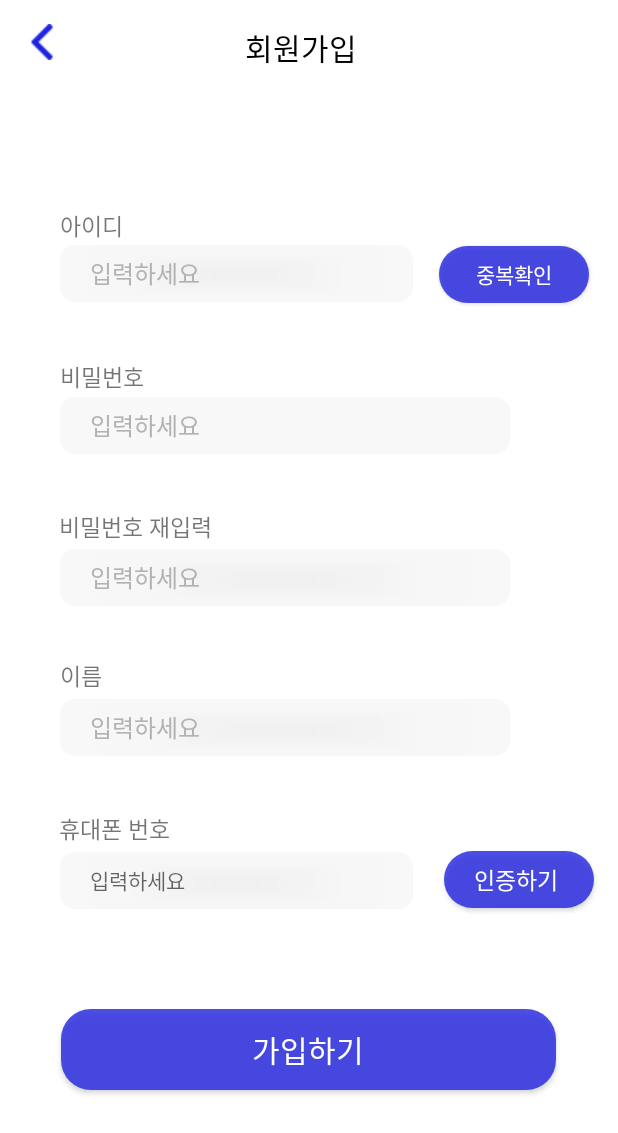
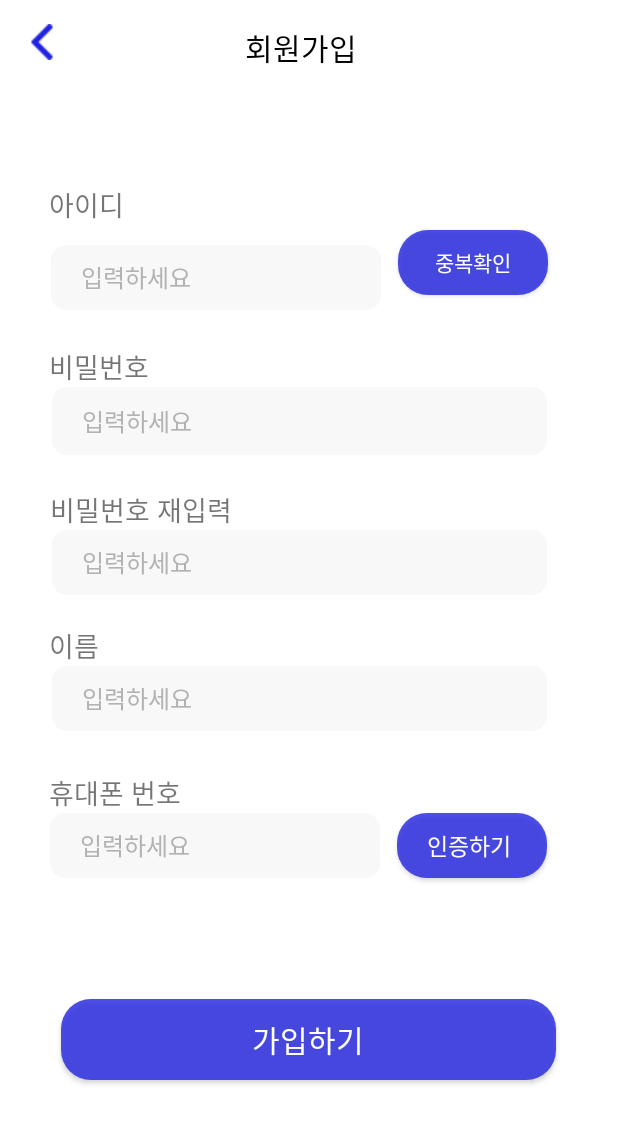
Before and after one commit to Jiwonmonkey/choandyoo, an Android app: the screen it shows after launch (RegisterActivity), after a tap on "회원가입", on a phone screen of 412 x 824 dp. Shown: the top 1133 px of the screen. Run offline under Robolectric (Android 15) with nearby library versions, the phone set to English and light mode, and no system bars; our stand-ins replace Room's generated code, navigation-ui.

Commit message:
jiwon commit 0208

```diff
--- a/app/src/main/java/com/example/myapplication_0125/MainActivity.kt
+++ b/app/src/main/java/com/example/myapplication_0125/MainActivity.kt
@@ -5,6 +5,9 @@ import androidx.appcompat.app.AppCompatActivity
 import android.os.Bundle
 import android.os.Handler
 import android.os.Looper
+import androidx.fragment.app.FragmentActivity
+import androidx.navigation.findNavController
+import androidx.navigation.ui.setupActionBarWithNavController
 
 class MainActivity : AppCompatActivity() {
     override fun onCreate(savedInstanceState: Bundle?) {
--- a/app/src/main/java/com/example/myapplication_0125/RegisterActivity.kt
+++ b/app/src/main/java/com/example/myapplication_0125/RegisterActivity.kt
@@ -2,10 +2,19 @@ package com.example.myapplication_0125
 
 import androidx.appcompat.app.AppCompatActivity
 import android.os.Bundle
+import android.text.TextUtils
 import android.view.MenuItem
+import android.widget.Toast
 import androidx.appcompat.widget.Toolbar
+import androidx.core.content.ContentProviderCompat.requireContext
+import androidx.lifecycle.ViewModelProvider
+import com.example.myapplication_0125.data.User
+import com.example.myapplication_0125.data.UserViewModel
+import kotlinx.android.synthetic.main.activity_register.*
 
 class RegisterActivity : AppCompatActivity() {
+
+    private lateinit var mUserViewModel: UserViewModel
     override fun onCreate(savedInstanceState: Bundle?) {
         super.onCreate(savedInstanceState)
         setContentView(R.layout.activity_register)
@@ -16,16 +25,48 @@ class RegisterActivity : AppCompatActivity() {
         supportActionBar!!.setDisplayHomeAsUpEnabled(true)
         supportActionBar!!.setHomeAsUpIndicator(R.drawable.short_left_arrow_16px)
 
+        mUserViewModel = ViewModelProvider(this).get(UserViewModel::class.java)
+
+        RegisterButton.setOnClickListener {
+            insertDataToDatabase()
+        }
+
     }
 
-    override fun onOptionsItemSelected(item: MenuItem): Boolean {
-        val id = item.itemId
-        when (id) {
-            android.R.id.home -> {
-                finish()
-                return true
-            }
+    private fun insertDataToDatabase() {
+
+        val email = addEmail.text.toString()
+        val pwd = addPwd.text.toString()
+        val name = addName.text.toString()
+        val phone = addPhone.text.toString()
+
+        if(inputCheck(email, pwd, name, phone)){
+
+            // Create User Object
+            val user = User(0, email, pwd, name, phone)
+
+            // Add Data to Database
+            mUserViewModel.addUser(user)
+
+            Toast.makeText(this@RegisterActivity, "Successfully added!", Toast.LENGTH_LONG).show()
+        }else {
+            Toast.makeText(this@RegisterActivity, "Please fill out add fields.", Toast.LENGTH_LONG).show()
         }
-        return super.onOptionsItemSelected(item)
+    }
+
+    private fun inputCheck(email: String, pwd: String, name: String, phone: String): Boolean {
+        return !(TextUtils.isEmpty(email) && TextUtils.isEmpty(pwd) && TextUtils.isEmpty(name) && TextUtils.isEmpty(phone))
     }
 }
+
+//    override fun onOptionsItemSelected(item: MenuItem): Boolean {
+//        val id = item.itemId
+//        when (id) {
+//            android.R.id.home -> {
+//                finish()
+//                return true
+//            }
+//        }
+//        return super.onOptionsItemSelected(item)
+//    }
+//}
--- /dev/null
+++ b/app/src/main/java/com/example/myapplication_0125/data/User.kt
@@ -0,0 +1,14 @@
+package com.example.myapplication_0125.data
+
+import androidx.room.Entity
+import androidx.room.PrimaryKey
+
+
+@Entity(tableName = "user_table")
+data class User (
+        @PrimaryKey(autoGenerate = true) val id: Int,
+        val userId: String,
+        val userPwd: String,
+        val userName: String,
+        val userPhoneNumber: String,
+)
--- /dev/null
+++ b/app/src/main/java/com/example/myapplication_0125/data/UserDao.kt
@@ -0,0 +1,20 @@
+package com.example.myapplication_0125.data
+
+import androidx.lifecycle.LiveData
+import androidx.room.*
+
+@Dao
+interface UserDao {
+
+    @Insert
+    fun addUser(user: User)
+
+    @Update
+    fun updateUser(user: User)
+
+    @Delete
+    fun deleteUser(user: User)
+
+    @Query("SELECT * FROM user_table ORDER BY id ASC")
+    fun getUserAll(): LiveData<List<User>>
+}
--- /dev/null
+++ b/app/src/main/java/com/example/myapplication_0125/data/UserDatabase.kt
@@ -0,0 +1,33 @@
+package com.example.myapplication_0125.data
+
+import android.content.Context
+import androidx.room.Database
+import androidx.room.Room
+import androidx.room.RoomDatabase
+
+@Database(entities = [User::class], version = 1, exportSchema = false)
+abstract class UserDatabase : RoomDatabase(){
+
+    abstract fun userDao(): UserDao
+
+    companion object{
+        /* @Volatile = 접근 가능한 변수의 값을 cache를 통해 사용하지 않고
+        * thread가 직접 main memory에 접근 하게 하여 동기화 함*/
+        @Volatile
+        private var instance: UserDatabase? = null
+
+        // 싱글톤으로 생성 (자주 생성 시 성능 손해). 이미 존재할 경우 생성하지 않고 바로 반환
+        fun getDatabase(context: Context): UserDatabase? {
+            if(instance == null){
+                synchronized(UserDatabase::class){
+                    instance = Room.databaseBuilder(
+                        context.applicationContext,
+                        UserDatabase::class.java,
+                        "user_database"
+                    ).build()
+                }
+            }
+            return instance
+        }
+    }
+}
--- /dev/null
+++ b/app/src/main/java/com/example/myapplication_0125/data/UserRepository.kt
@@ -0,0 +1,13 @@
+package com.example.myapplication_0125.data
+
+import androidx.lifecycle.LiveData
+
+// 앱에서 사용하는 데이터와 그 데이터 통신을 하는 역할
+class UserRepository(private val userDao: UserDao) {
+
+    val getUserAll: LiveData<List<User>> = userDao.getUserAll()
+
+    suspend fun addUser(user: User){
+        userDao.addUser(user)
+    }
+}
--- /dev/null
+++ b/app/src/main/java/com/example/myapplication_0125/data/UserViewModel.kt
@@ -0,0 +1,31 @@
+package com.example.myapplication_0125.data
+
+import android.app.Application
+import androidx.lifecycle.*
+import kotlinx.coroutines.Dispatchers
+import kotlinx.coroutines.launch
+
+class UserViewModel(application: Application): AndroidViewModel(application) {
+
+    val readAllData: LiveData<List<User>>
+    private val repository: UserRepository
+
+    init {
+        val userDao = UserDatabase.getDatabase(application)!!.userDao()
+        repository = UserRepository(userDao)
+        readAllData = repository.getUserAll
+    }
+
+    fun addUser(user: User){
+        viewModelScope.launch(Dispatchers.IO){
+            repository.addUser(user)
+        }
+    }
+
+    class Factory(val application: Application): ViewModelProvider.Factory {
+        override fun <T : ViewModel> create(modelClass: Class<T>): T {
+            return UserViewModel(application) as T
+        }
+    }
+
+}
--- a/app/src/main/res/layout/activity_login.xml
+++ b/app/src/main/res/layout/activity_login.xml
@@ -22,7 +22,7 @@
         app:layout_constraintTop_toTopOf="parent"
         app:layout_constraintVertical_bias="0.233" />
 
-    <androidx.appcompat.widget.AppCompatButton
+    <EditText
         android:id="@+id/editTextEmailAddress"
         android:layout_width="300dp"
         android:layout_height="52dp"
@@ -39,7 +39,7 @@
         app:layout_constraintTop_toTopOf="parent"
         app:layout_constraintVertical_bias="0.39" />
 
-    <androidx.appcompat.widget.AppCompatButton
+    <EditText
         android:id="@+id/editTextPassword"
         android:layout_width="300dp"
         android:layout_height="52dp"
--- a/app/src/main/res/layout/activity_main.xml
+++ b/app/src/main/res/layout/activity_main.xml
@@ -8,7 +8,8 @@
     tools:context=".MainActivity">
 
     <TextView
-        android:id="@+id/textView3"
+        android:id="@+id/fragment"
+        android:name="androidx.navigation.fragment.NavHostFragment"
         android:layout_width="210dp"
         android:layout_height="73dp"
         android:fontFamily="@font/saira_stencil_one"
--- a/app/src/main/res/layout/activity_register.xml
+++ b/app/src/main/res/layout/activity_register.xml
@@ -6,42 +6,6 @@
     android:layout_height="match_parent"
     android:background="#FFFFFF"
     tools:context=".RegisterActivity">
-
-    <androidx.appcompat.widget.AppCompatButton
-        android:id="@+id/editTextConfirmPassword"
-        android:layout_width="300dp"
-        android:layout_height="38dp"
-        android:layout_marginTop="8dp"
-        android:background="@drawable/rectangle_button"
-        android:gravity="center_vertical"
-        android:hint="입력하세요"
-        android:paddingLeft="20dp"
-        android:textColorHint="#B2B2B2"
-        android:textSize="16sp"
-        app:layout_constraintBottom_toBottomOf="parent"
-        app:layout_constraintEnd_toEndOf="parent"
-        app:layout_constraintHorizontal_bias="0.36"
-        app:layout_constraintStart_toStartOf="parent"
-        app:layout_constraintTop_toTopOf="parent"
-        app:layout_constraintVertical_bias="0.46" />
-
-    <androidx.appcompat.widget.AppCompatButton
-        android:id="@+id/editTextInputName"
-        android:layout_width="300dp"
-        android:layout_height="38dp"
-        android:layout_marginTop="8dp"
-        android:background="@drawable/rectangle_button"
-        android:gravity="center_vertical"
-        android:hint="입력하세요"
-        android:paddingLeft="20dp"
-        android:textColorHint="#B2B2B2"
-        android:textSize="16sp"
-        app:layout_constraintBottom_toBottomOf="parent"
-        app:layout_constraintEnd_toEndOf="parent"
-        app:layout_constraintHorizontal_bias="0.36"
-        app:layout_constraintStart_toStartOf="parent"
-        app:layout_constraintTop_toTopOf="parent"
-        app:layout_constraintVertical_bias="0.589" />
 
     <androidx.appcompat.widget.Toolbar
         android:id="@+id/back_login"
@@ -52,44 +16,159 @@
         app:layout_constraintStart_toStartOf="parent"
         app:layout_constraintTop_toTopOf="parent" />
 
+    <TextView
+        android:id="@+id/textViewId"
+        android:layout_width="wrap_content"
+        android:layout_height="wrap_content"
+        android:text="아이디"
+        android:textSize="18sp"
+        app:layout_constraintBottom_toBottomOf="parent"
+        app:layout_constraintEnd_toEndOf="parent"
+        app:layout_constraintHorizontal_bias="0.091"
+        app:layout_constraintStart_toStartOf="parent"
+        app:layout_constraintTop_toTopOf="parent"
+        app:layout_constraintVertical_bias="0.154" />
 
-    <androidx.appcompat.widget.AppCompatButton
-        android:id="@+id/editTextInputId"
-        android:layout_width="235dp"
-        android:layout_height="38dp"
+    <EditText
+        android:id="@+id/addEmail"
+        android:layout_width="220dp"
+        android:layout_height="43dp"
+        android:layout_marginStart="8dp"
         android:layout_marginTop="8dp"
+        android:inputType="textEmailAddress"
         android:background="@drawable/rectangle_button"
         android:gravity="center_vertical"
         android:hint="입력하세요"
         android:paddingLeft="20dp"
         android:textColorHint="#B2B2B2"
         android:textSize="16sp"
-        app:layout_constraintBottom_toBottomOf="parent"
+        app:layout_constraintBottom_toTopOf="@+id/addPwd"
         app:layout_constraintEnd_toEndOf="parent"
-        app:layout_constraintHorizontal_bias="0.227"
+        app:layout_constraintHorizontal_bias="0.142"
         app:layout_constraintStart_toStartOf="parent"
         app:layout_constraintTop_toTopOf="parent"
-        app:layout_constraintVertical_bias="0.2" />
+        app:layout_constraintVertical_bias="0.751" />
 
     <androidx.appcompat.widget.AppCompatButton
         android:id="@+id/ConfirmId"
         android:layout_width="100dp"
-        android:layout_height="38dp"
+        android:layout_height="43dp"
+        android:layout_marginStart="1dp"
         android:background="@drawable/rectangle_button_c91f22e1"
         android:hint="중복확인"
         android:textColorHint="#FFFFFF"
         app:layout_constraintBottom_toBottomOf="parent"
         app:layout_constraintEnd_toEndOf="parent"
-        app:layout_constraintHorizontal_bias="0.938"
+        app:layout_constraintHorizontal_bias="0.178"
+        app:layout_constraintStart_toEndOf="@+id/addEmail"
+        app:layout_constraintTop_toTopOf="parent"
+        app:layout_constraintVertical_bias="0.196" />
+
+    <TextView
+        android:id="@+id/textViewPassword"
+        android:layout_width="wrap_content"
+        android:layout_height="wrap_content"
+        android:text="비밀번호"
+        android:textSize="18sp"
+        app:layout_constraintBottom_toTopOf="@+id/addPwd"
+        app:layout_constraintEnd_toEndOf="parent"
+        app:layout_constraintHorizontal_bias="0.095"
         app:layout_constraintStart_toStartOf="parent"
         app:layout_constraintTop_toTopOf="parent"
-        app:layout_constraintVertical_bias="0.209" />
+        app:layout_constraintVertical_bias="1.0" />
 
+    <EditText
+        android:id="@+id/addPwd"
+        android:layout_width="330dp"
+        android:layout_height="45dp"
+        android:layout_marginStart="8dp"
+        android:layout_marginTop="8dp"
+        android:layout_marginEnd="8dp"
+        android:background="@drawable/rectangle_button"
+        android:gravity="center_vertical"
+        android:hint="입력하세요"
+        android:inputType="textPassword"
+        android:paddingLeft="20dp"
+        android:textColorHint="#B2B2B2"
+        android:textSize="16sp"
+        app:layout_constraintBottom_toTopOf="@+id/ConfirmPassword"
+        app:layout_constraintEnd_toEndOf="parent"
+        app:layout_constraintHorizontal_bias="0.4"
+        app:layout_constraintStart_toStartOf="parent"
+        app:layout_constraintTop_toTopOf="parent"
+        app:layout_constraintVertical_bias="0.834" />
+
+    <TextView
+        android:id="@+id/textViewName"
+        android:layout_width="wrap_content"
+        android:layout_height="wrap_content"
+        android:text="이름"
+        android:textSize="18sp"
+        app:layout_constraintBottom_toTopOf="@+id/addName"
+        app:layout_constraintEnd_toEndOf="parent"
+        app:layout_constraintHorizontal_bias="0.087"
+        app:layout_constraintStart_toStartOf="parent"
+        app:layout_constraintTop_toTopOf="parent"
+        app:layout_constraintVertical_bias="1.0" />
+
+    <EditText
+        android:id="@+id/addName"
+        android:layout_width="330dp"
+        android:layout_height="43dp"
+        android:layout_marginStart="8dp"
+        android:layout_marginTop="8dp"
+        android:layout_marginEnd="8dp"
+        android:background="@drawable/rectangle_button"
+        android:gravity="center_vertical"
+        android:inputType="textPersonName"
+        android:hint="입력하세요"
+        android:paddingLeft="20dp"
+        android:textColorHint="#B2B2B2"
+        android:textSize="16sp"
+        app:layout_constraintBottom_toBottomOf="parent"
+        app:layout_constraintEnd_toEndOf="parent"
+        app:layout_constraintHorizontal_bias="0.4"
+        app:layout_constraintStart_toStartOf="parent"
+        app:layout_constraintTop_toTopOf="parent"
+        app:layout_constraintVertical_bias="0.564" />
+
+    <TextView
+        android:id="@+id/textViewNumber"
+        android:layout_width="wrap_content"
+        android:layout_height="wrap_content"
+        android:text="휴대폰 번호"
+        android:textSize="18sp"
+        app:layout_constraintBottom_toTopOf="@+id/addPhone"
+        app:layout_constraintEnd_toEndOf="parent"
+        app:layout_constraintHorizontal_bias="0.101"
+        app:layout_constraintStart_toStartOf="parent"
+        app:layout_constraintTop_toTopOf="parent"
+        app:layout_constraintVertical_bias="1.0" />
+
+    <EditText
+        android:id="@+id/addPhone"
+        android:layout_width="220dp"
+        android:layout_height="43dp"
+        android:layout_marginStart="8dp"
+        android:layout_marginTop="8dp"
+        android:background="@drawable/rectangle_button"
+        android:gravity="center_vertical"
+        android:inputType="phone"
+        android:hint="입력하세요"
+        android:paddingLeft="20dp"
+        android:textColorHint="#B2B2B2"
+        android:textSize="16sp"
+        app:layout_constraintBottom_toBottomOf="parent"
+        app:layout_constraintEnd_toEndOf="parent"
+        app:layout_constraintHorizontal_bias="0.136"
+        app:layout_constraintStart_toStartOf="parent"
+        app:layout_constraintTop_toTopOf="parent"
+        app:layout_constraintVertical_bias="0.691" />
 
     <androidx.appcompat.widget.AppCompatButton
         android:id="@+id/ConfirmNumber"
         android:layout_width="100dp"
-        android:layout_height="38dp"
+        android:layout_height="43dp"
         android:background="@drawable/rectangle_button_c91f22e1"
         android:gravity="center_vertical"
         android:hint="인증하기"
@@ -100,45 +179,62 @@
         android:textSize="15sp"
         app:layout_constraintBottom_toBottomOf="parent"
         app:layout_constraintEnd_toEndOf="parent"
-        app:layout_constraintHorizontal_bias="0.948"
+        app:layout_constraintHorizontal_bias="0.189"
+        app:layout_constraintStart_toEndOf="@+id/addPhone"
+        app:layout_constraintTop_toTopOf="parent"
+        app:layout_constraintVertical_bias="0.694" />
+
+    <androidx.appcompat.widget.AppCompatButton
+        android:id="@+id/RegisterButton"
+        android:layout_width="330dp"
+        android:layout_height="54dp"
+        android:background="@drawable/rectangle_button_c91f22e1"
+        android:hint="가입하기"
+        android:textColorHint="#FFFFFF"
+        android:textSize="20sp"
+        app:layout_constraintBottom_toBottomOf="parent"
+        app:layout_constraintEnd_toEndOf="parent"
+        app:layout_constraintHorizontal_bias="0.493"
         app:layout_constraintStart_toStartOf="parent"
         app:layout_constraintTop_toTopOf="parent"
-        app:layout_constraintVertical_bias="0.722" />
+        app:layout_constraintVertical_bias="0.865" />
 
-    <androidx.appcompat.widget.AppCompatButton
-        android:id="@+id/editTextInputNumber"
-        android:layout_width="235dp"
-        android:layout_height="38dp"
+    <TextView
+        android:id="@+id/textViewConfirmPassword"
+        android:layout_width="wrap_content"
+        android:layout_height="wrap_content"
+        android:ems="10"
+        android:inputType="number"
+        android:text="비밀번호 재입력"
+        android:textColorHint="#B2B2B2"
+        android:textSize="18sp"
+        app:layout_constraintBottom_toTopOf="@+id/ConfirmPassword"
+        app:layout_constraintEnd_toEndOf="parent"
+        app:layout_constraintHorizontal_bias="0.169"
+        app:layout_constraintStart_toStartOf="parent"
+        app:layout_constraintTop_toTopOf="parent"
+        app:layout_constraintVertical_bias="1.0" />
+
+    <EditText
+        android:id="@+id/ConfirmPassword"
+        android:layout_width="330dp"
+        android:layout_height="43dp"
+        android:layout_marginStart="8dp"
         android:layout_marginTop="8dp"
+        android:layout_marginEnd="8dp"
         android:background="@drawable/rectangle_button"
         android:gravity="center_vertical"
+        android:inputType="textPassword"
         android:hint="입력하세요"
-        android:paddingLeft="20dp"
-        app:layout_constraintBottom_toBottomOf="parent"
-        app:layout_constraintEnd_toEndOf="parent"
-        app:layout_constraintHorizontal_bias="0.227"
-        app:layout_constraintStart_toStartOf="parent"
-        app:layout_constraintTop_toTopOf="parent"
-        app:layout_constraintVertical_bias="0.72" />
-
-    <EditText
-        android:id="@+id/editTextpwd"
-        android:layout_width="300dp"
-        android:layout_height="38dp"
-        android:layout_marginTop="8dp"
-        android:background="@drawable/rectangle_button"
-        android:gravity="center_vertical"
-        android:hint="입력하세요"
-        android:inputType="textPassword"
         android:paddingLeft="20dp"
         android:textColorHint="#B2B2B2"
         android:textSize="16sp"
-        app:layout_constraintBottom_toBottomOf="parent"
+        app:layout_constraintBottom_toTopOf="@+id/addName"
         app:layout_constraintEnd_toEndOf="parent"
-        app:layout_constraintHorizontal_bias="0.36"
+        app:layout_constraintHorizontal_bias="0.4"
         app:layout_constraintStart_toStartOf="parent"
         app:layout_constraintTop_toTopOf="parent"
-        app:layout_constraintVertical_bias="0.33" />
+        app:layout_constraintVertical_bias="0.879" />
 
     <TextView
         android:id="@+id/editTextBirth"
@@ -156,89 +252,5 @@
         app:layout_constraintTop_toTopOf="parent"
         app:layout_constraintVertical_bias="0.011" />
 
-    <TextView
-        android:id="@+id/textViewId"
-        android:layout_width="wrap_content"
-        android:layout_height="wrap_content"
-        android:text="아이디"
-        android:textSize="15dp"
-        app:layout_constraintBottom_toBottomOf="parent"
-        app:layout_constraintEnd_toEndOf="parent"
-        app:layout_constraintHorizontal_bias="0.108"
-        app:layout_constraintStart_toStartOf="parent"
-        app:layout_constraintTop_toTopOf="parent"
-        app:layout_constraintVertical_bias="0.173" />
-
-    <TextView
-        android:id="@+id/textViewPassword"
-        android:layout_width="wrap_content"
-        android:layout_height="wrap_content"
-        android:text="비밀번호"
-        android:textSize="15dp"
-        app:layout_constraintBottom_toBottomOf="parent"
-        app:layout_constraintEnd_toEndOf="parent"
-        app:layout_constraintHorizontal_bias="0.112"
-        app:layout_constraintStart_toStartOf="parent"
-        app:layout_constraintTop_toTopOf="parent"
-        app:layout_constraintVertical_bias="0.299" />
-
-
-    <TextView
-        android:id="@+id/textViewConfirmPassword"
-        android:layout_width="wrap_content"
-        android:layout_height="wrap_content"
-        android:ems="10"
-        android:hint="생년월일(숫자로8자리)"
-        android:inputType="number"
-        android:text="비밀번호 재입력"
-        android:textColorHint="#B2B2B2"
-        android:textSize="15dp"
-        app:layout_constraintBottom_toBottomOf="parent"
-        app:layout_constraintEnd_toEndOf="parent"
-        app:layout_constraintHorizontal_bias="0.169"
-        app:layout_constraintStart_toStartOf="parent"
-        app:layout_constraintTop_toTopOf="parent"
-        app:layout_constraintVertical_bias="0.424" />
-
-    <TextView
-        android:id="@+id/textViewName"
-        android:layout_width="wrap_content"
-        android:layout_height="wrap_content"
-        android:text="이름"
-        android:textSize="15dp"
-        app:layout_constraintBottom_toBottomOf="parent"
-        app:layout_constraintEnd_toEndOf="parent"
-        app:layout_constraintHorizontal_bias="0.104"
-        app:layout_constraintStart_toStartOf="parent"
-        app:layout_constraintTop_toTopOf="parent"
-        app:layout_constraintVertical_bias="0.548" />
-
-    <TextView
-        android:id="@+id/textViewNumber"
-        android:layout_width="wrap_content"
-        android:layout_height="wrap_content"
-        android:text="휴대폰 번호"
-        android:textSize="15dp"
-        app:layout_constraintBottom_toBottomOf="parent"
-        app:layout_constraintEnd_toEndOf="parent"
-        app:layout_constraintHorizontal_bias="0.117"
-        app:layout_constraintStart_toStartOf="parent"
-        app:layout_constraintTop_toTopOf="parent"
-        app:layout_constraintVertical_bias="0.675" />
-
-    <androidx.appcompat.widget.AppCompatButton
-        android:id="@+id/RegisterButton"
-        android:layout_width="330dp"
-        android:layout_height="54dp"
-        android:background="@drawable/rectangle_button_c91f22e1"
-        android:hint="가입하기"
-        android:textColorHint="#FFFFFF"
-        android:textSize="20sp"
-        app:layout_constraintBottom_toBottomOf="parent"
-        app:layout_constraintEnd_toEndOf="parent"
-        app:layout_constraintHorizontal_bias="0.493"
-        app:layout_constraintStart_toStartOf="parent"
-        app:layout_constraintTop_toTopOf="parent"
-        app:layout_constraintVertical_bias="0.874" />
 
 </androidx.constraintlayout.widget.ConstraintLayout>
--- a/app/src/main/res/values/strings.xml
+++ b/app/src/main/res/values/strings.xml
@@ -1,3 +1,5 @@
 <resources>
     <string name="app_name">My Application_0125</string>
+    <!-- TODO: Remove or change this placeholder text -->
+    <string name="hello_blank_fragment">Hello blank fragment</string>
 </resources>
```
Also changed, not shown: app/build.gradle (+9 -0 lines), app/src/main/AndroidManifest.xml (+8 -5 lines).
